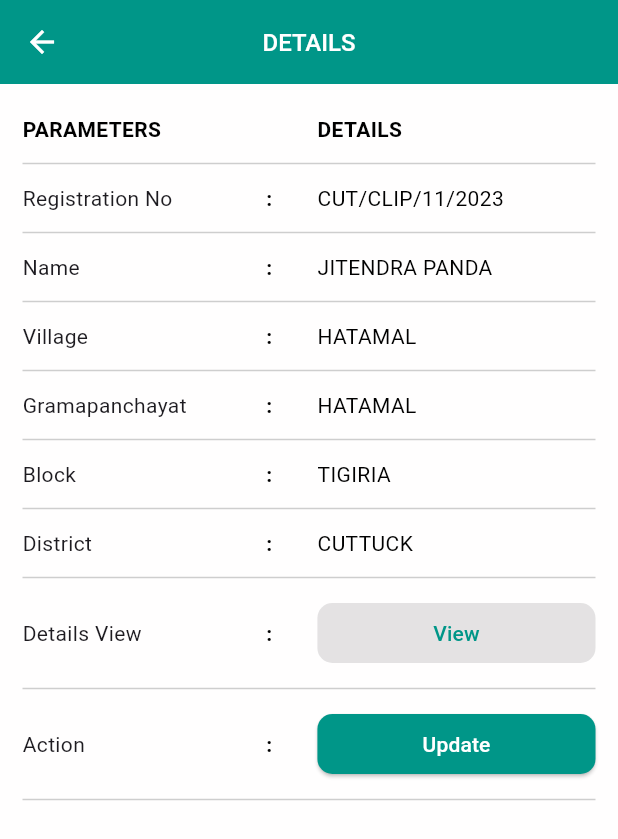
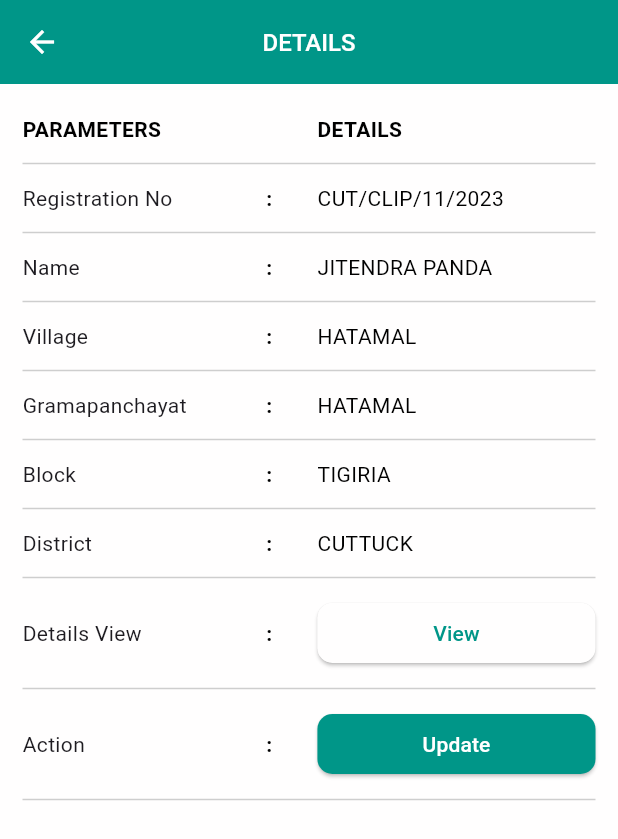
Before and after one commit to SubratDevop/OLIC, a Flutter app: the BeneficiaryInfoScreen screen opened directly, on a phone screen of 412 x 824 dp. Shown: the top 839 px of the screen. Run offline on Flutter 3.47's test engine with Material 2 defaults, Android fonts, the phone set to English and light mode, and no system bars; our stand-ins replace flutter_svg, get, google_fonts, icons_plus.

Commit message:
Benificiary_details_Flow added

```diff
--- a/lib/main.dart
+++ b/lib/main.dart
@@ -21,8 +21,8 @@ class MyApp extends StatelessWidget {
       // getPages: getPages,
 
       // initialRoute: "/Beneficiary_Details_Screen",
-      // home: Beneficiary_Details_Screen(),
-      home: FarmerRegistrationDetailsScreen(),
+      home: Beneficiary_Details_Screen(),
+      // home: FarmerRegistrationDetailsScreen(),
     );
   }
 }
--- a/lib/routes/routes.dart
+++ b/lib/routes/routes.dart
@@ -1,14 +1,17 @@
 import 'package:get/get.dart';
+import 'package:olic/screens/Beneficiary_Details/screens/benificiary_info_screen.dart';
 
 import '../screens/Beneficiary_Details/screens/benificiary_details_screen.dart';
 
 class Routes {
   static String beneficiaryDetailsScreen = "/Beneficiary_Details_Screen";
+  static String beneficiaryInfosScreen = "/Beneficiary_Details_Screen";
 }
 
 final getPages = [
   GetPage(
     name: Routes.beneficiaryDetailsScreen,
     page: () =>  Beneficiary_Details_Screen(),
-  )
+  ),
+
 ];
--- a/lib/screens/Beneficiary_Details/screens/benificiary_info_screen.dart
+++ b/lib/screens/Beneficiary_Details/screens/benificiary_info_screen.dart
@@ -1,11 +1,13 @@
 import 'package:flutter/material.dart';
 import 'package:flutter_svg/flutter_svg.dart';
+import 'package:get/get.dart';
 import 'package:olic/commons/color_gallery.dart';
 import 'package:olic/constants/screensize.dart';
 import 'package:olic/widgets/buttons.dart';
 import 'package:olic/widgets/default_appbar.dar.dart';
 
 import '../../../widgets/custm_text.dart';
+import '../../Farmer registration Details/farmer_registration_details_screen.dart';
 import '../model/user_modal.dart';
 
 class BeneficiaryInfoScreen extends StatefulWidget {
@@ -95,8 +97,9 @@ class _BeneficiaryInfoScreenState extends State<BeneficiaryInfoScreen> {
               width: ScreenSize.width(context) * 0.45,
               child: details == "detailsView"
                   ? Buttons(
+                    onTapBtn: () => Get.to(const FarmerRegistrationDetailsScreen()),
                       text: "View",
-                      bgColor: ColorGallery.primary_color,
+                      bgColor: ColorGallery.white_color,
                       textColor: ColorGallery.primary_color)
                   : details == "action"
                       ? Buttons(
```
